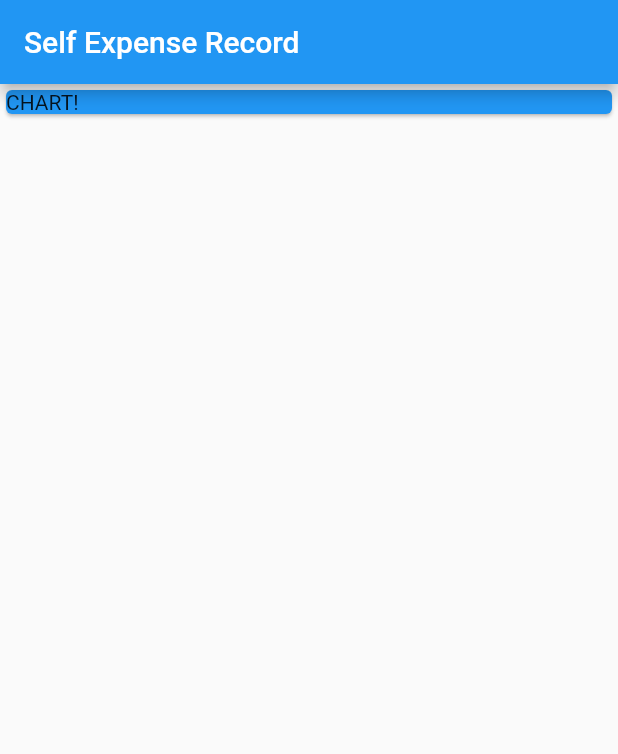
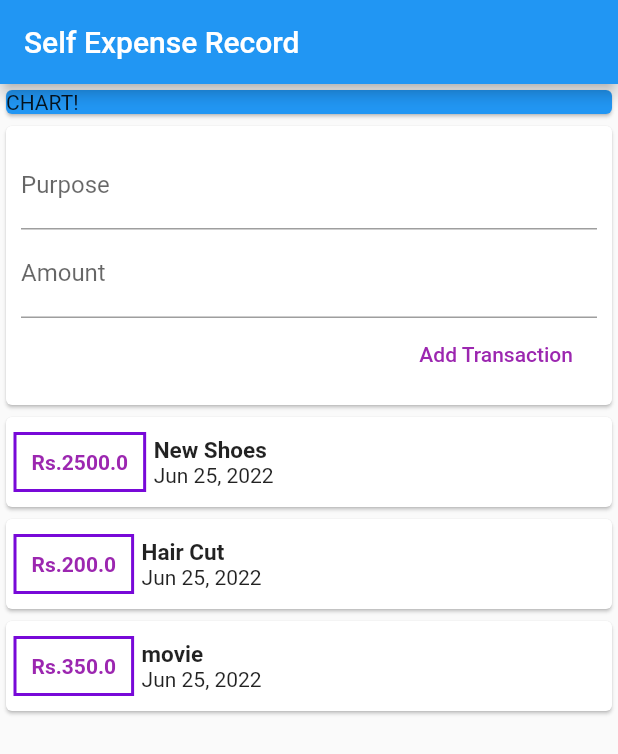
Before and after one commit to Hrithikkumar30/Flutter_Learning, a Flutter app: the screen it shows after launch, on a phone screen of 412 x 824 dp. Shown: the top 754 px of the screen. Run offline on Flutter 3.47's test engine with Material 2 defaults, Android fonts, the light colour scheme and no system bars.

Commit message:
transaction list feature added with scroll option

```diff
--- a/flutter_application_1/lib/main.dart
+++ b/flutter_application_1/lib/main.dart
@@ -41,7 +41,8 @@ class MyHomePage extends StatelessWidget {
         appBar: AppBar(
           title: Text('Self Expense Record'),
         ),
-        body: Column(
+        body: SingleChildScrollView(
+          child: Column(
             // mainAxisAlignment: MainAxisAlignment.center,
             crossAxisAlignment: CrossAxisAlignment.stretch,
             children: [
@@ -52,9 +53,18 @@ class MyHomePage extends StatelessWidget {
                   child: Text("CHART!"),
                 ),
               ),
+              Column(
+                children: [
+                  UserTransaction(),
+
+                ],
+
+
+              ),
 
 
             ],
+          ),
         )
         );
   }
--- a/flutter_application_1/lib/widget/new_transaction.dart
+++ b/flutter_application_1/lib/widget/new_transaction.dart
@@ -1,8 +1,13 @@
 import 'package:flutter/material.dart';
+import"./user_transaction.dart";
 
 class NewTransaction extends StatelessWidget {
   final purposeInput = TextEditingController();
   final amountInput = TextEditingController();
+  final Function addTransaction ;
+
+  NewTransaction(this.addTransaction);
+
   // const NewTransaction({Key? key}) : super(key: key);
 
   @override
@@ -29,10 +34,12 @@ class NewTransaction extends StatelessWidget {
             ),
             FlatButton(
                 onPressed: () {
-                  print(purposeInput.text);
-                  print(amountInput.text);
+                  // print(purposeInput.text);
+                  // print(amountInput.text);
                   // print(PurposeInput);
                   // print(AmountInput);
+                addTransaction(purposeInput.text , double.parse(amountInput.text));
+
                 },
                 child: Text('Add Transaction'),
                 textColor: Colors.purple)
--- a/flutter_application_1/lib/widget/user_transaction.dart
+++ b/flutter_application_1/lib/widget/user_transaction.dart
@@ -30,6 +30,6 @@ class _UserTransactionState extends State<UserTransaction> {
   }
   @override
   Widget build(BuildContext context) {
-    return Column(children: [NewTransaction(), TransactionList(_userTransactions)]);
+    return Column(children: [NewTransaction(_addNewTransaction), TransactionList(_userTransactions)]);
   }
 }
```
Lines whose indentation alone changed are shown as unchanged.
